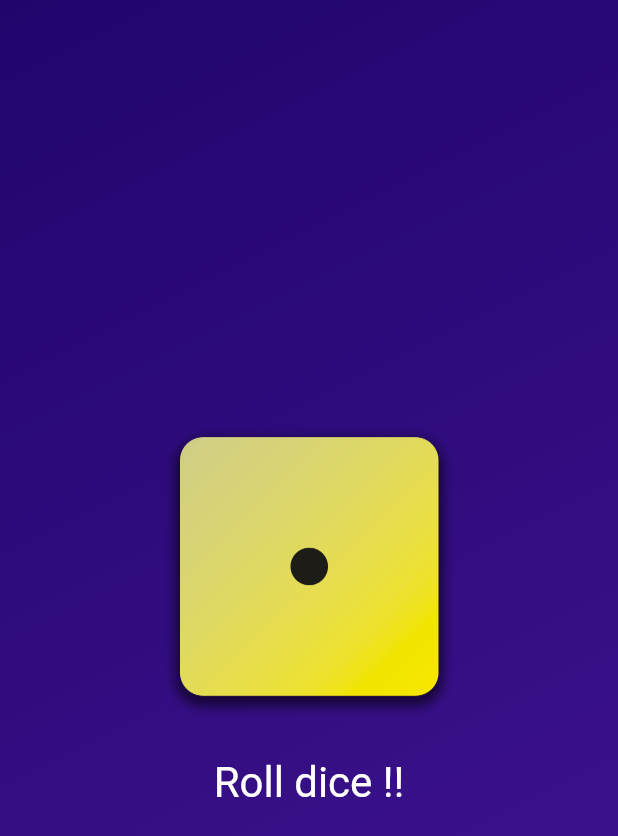
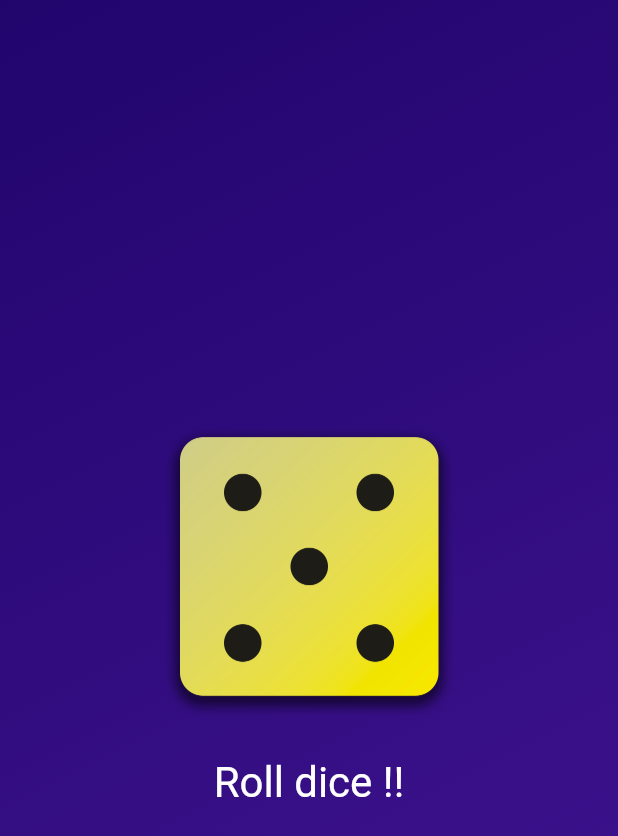
Before and after one commit to hamza5999/dice-rolling-app, a Flutter app: the screen it shows after launch, after a tap on "Roll dice !!", on a phone screen of 412 x 824 dp. Shown: the top 836 px of the screen. Run offline on Flutter 3.47's test engine with Material 2 defaults, Android fonts, the phone set to English and light mode, and no system bars.

Commit message:
Completed app: Different dice images showing on button click

```diff
--- /dev/null
+++ b/lib/dice_roller.dart
@@ -0,0 +1,46 @@
+import 'dart:math';
+
+import 'package:flutter/material.dart';
+
+final randomizer = Random();
+
+class DiceRoller extends StatefulWidget {
+  const DiceRoller({super.key});
+
+  @override
+  State<DiceRoller> createState() {
+    return _DiceRollerState();
+  }
+}
+
+class _DiceRollerState extends State<DiceRoller> {
+  int diceValue = 6;
+
+  void rollDice() {
+    setState(() {
+      diceValue = randomizer.nextInt(6) + 1;
+    });
+  }
+
+  @override
+  Widget build(context) {
+    return Column(
+      mainAxisSize: MainAxisSize.min,
+      children: [
+        Image.asset(
+          "assets/images/dice-$diceValue.png",
+          width: 200,
+        ),
+        const SizedBox(height: 20),
+        TextButton(
+          onPressed: rollDice,
+          style: TextButton.styleFrom(
+            foregroundColor: Colors.white,
+            textStyle: const TextStyle(fontSize: 28),
+          ),
+          child: const Text("Roll dice !!"),
+        )
+      ],
+    );
+  }
+}
--- a/lib/gradient_container.dart
+++ b/lib/gradient_container.dart
@@ -1,4 +1,5 @@
 import 'package:flutter/material.dart';
+import 'package:first_app/dice_roller.dart';
 // import 'package:first_app/styled_text.dart';
 
 const startAlignment = Alignment.topLeft;
@@ -11,10 +12,6 @@ class GradientContainer extends StatelessWidget {
 
   const GradientContainer(this.color1, this.color2, {super.key});
 
-  void rollDice() {
-    // ...
-  }
-
   @override
   Widget build(context) {
     return Container(
@@ -25,25 +22,8 @@ class GradientContainer extends StatelessWidget {
           end: endAlignment,
         ),
       ),
-      child: Center(
-        child: Column(
-          mainAxisSize: MainAxisSize.min,
-          children: [
-            Image.asset(
-              "assets/images/dice-1.png",
-              width: 200,
-            ),
-            const SizedBox(height: 20),
-            TextButton(
-              onPressed: rollDice,
-              style: TextButton.styleFrom(
-                foregroundColor: Colors.white,
-                textStyle: const TextStyle(fontSize: 28),
-              ),
-              child: const Text("Roll dice !!"),
-            )
-          ],
-        ),
+      child: const Center(
+        child: DiceRoller(),
       ),
     );
   }
```
